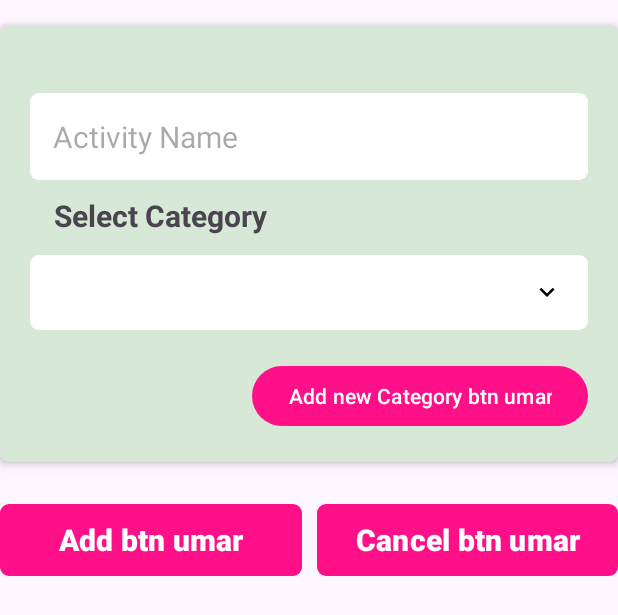
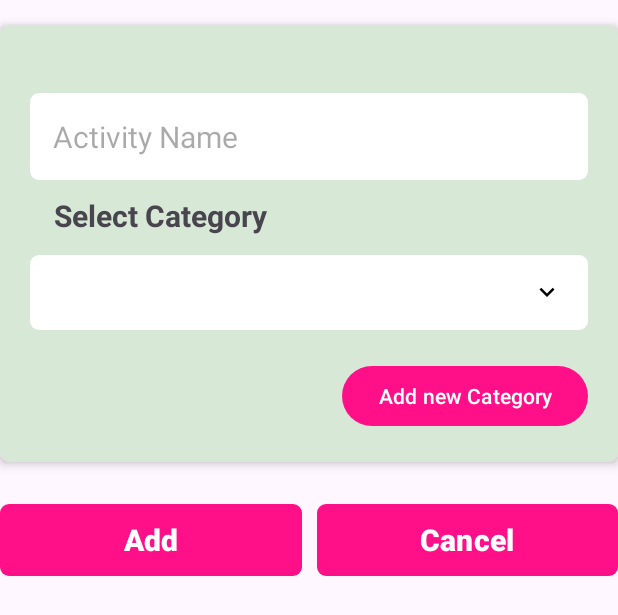
Before and after one commit to Ayeshazulfiqar895/TimeTrackingApp, an Android app: the layout custom_add_activity_dialog.xml on its own in the app's theme, with its tools: preview values and no code run, on a phone screen of 412 x 824 dp. Shown: the top 615 px of the screen. Run offline under Robolectric (Android 15) with nearby library versions, the phone set to English and light mode, and no system bars.

Commit message:
btns change

```diff
--- a/app/src/main/res/layout/custom_add_activity_dialog.xml
+++ b/app/src/main/res/layout/custom_add_activity_dialog.xml
@@ -77,7 +77,7 @@
             <Button
                 android:layout_width="wrap_content"
                 android:layout_height="wrap_content"
-                android:text="Add new Category btn umar"
+                android:text="Add new Category"
                  android:layout_marginTop="20dp"
                 app:layout_constraintBottom_toBottomOf="parent"
                 app:layout_constraintEnd_toEndOf="parent"
@@ -94,7 +94,7 @@
         android:layout_marginTop="28dp"
         android:background="@drawable/login_fields"
         android:paddingHorizontal="16dp"
-        android:text="Add btn umar"
+        android:text="Add"
         android:textSize="20sp"
         android:textStyle="bold"
         app:layout_constraintStart_toStartOf="parent"
@@ -109,7 +109,7 @@
         android:layout_marginTop="28dp"
         android:background="@drawable/login_fields"
         android:paddingHorizontal="16dp"
-        android:text="Cancel btn umar"
+        android:text="Cancel"
         android:textSize="20sp"
         android:textStyle="bold"
         app:layout_constraintEnd_toEndOf="parent"
```
